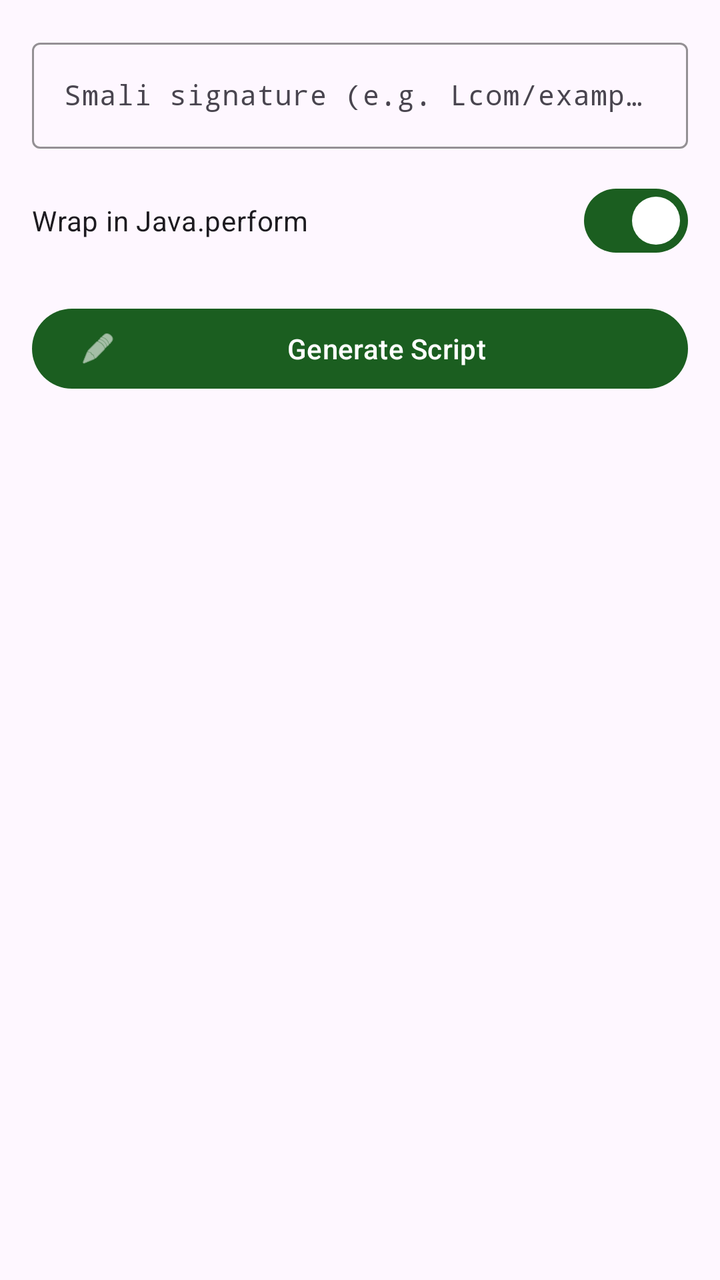
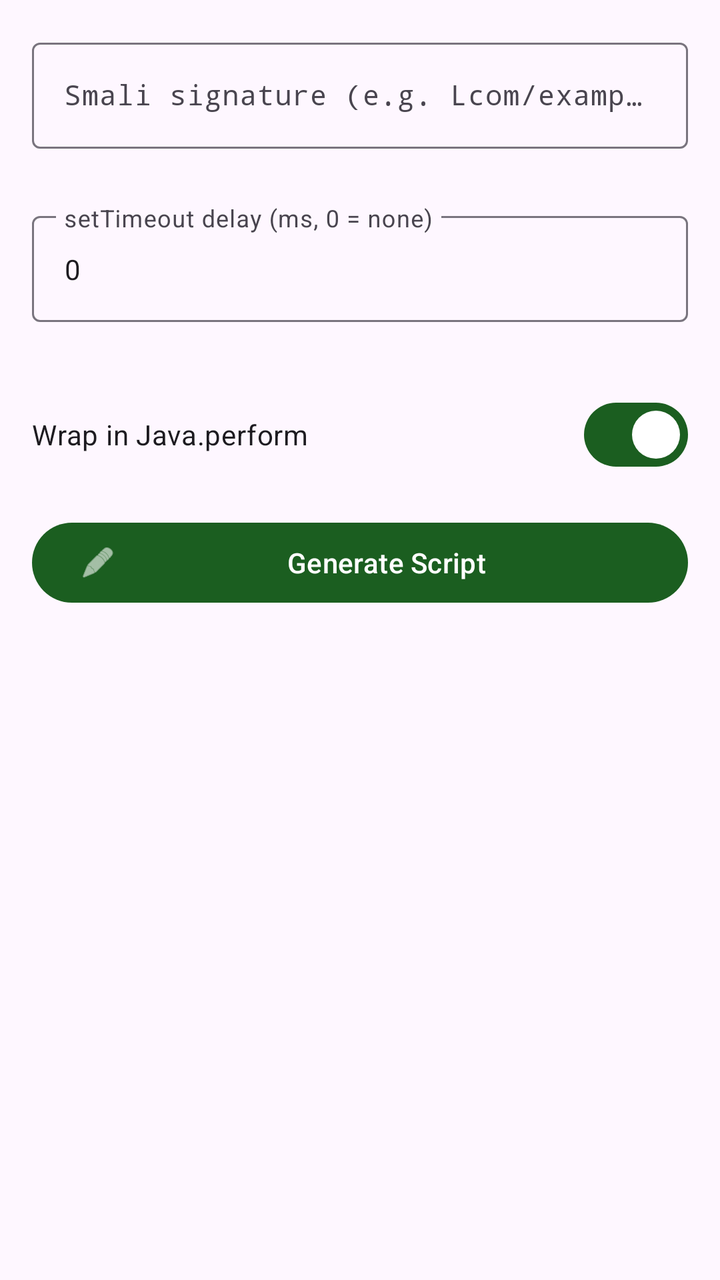

The first picture is an Android layout as it rendered before a commit; the second is the same layout after the commit. The layout source and the unified diff follow.
<!-- AndroidManifest.xml: application theme AppTheme -->
<!-- res/layout/fragment_java_hook.xml -->
<?xml version="1.0" encoding="utf-8"?>
<ScrollView xmlns:android="http://schemas.android.com/apk/res/android"
    xmlns:app="http://schemas.android.com/apk/res-auto"
    android:layout_width="match_parent"
    android:layout_height="match_parent"
    android:padding="16dp">

    <LinearLayout
        android:layout_width="match_parent"
        android:layout_height="wrap_content"
        android:orientation="vertical">

        <com.google.android.material.textfield.TextInputLayout
            android:layout_width="match_parent"
            android:layout_height="wrap_content"
            android:hint="@string/hint_smali_signature"
            app:boxStrokeColor="@color/primary"
            style="@style/Widget.Material3.TextInputLayout.OutlinedBox">

            <com.google.android.material.textfield.TextInputEditText
                android:id="@+id/edit_smali_signature"
                android:layout_width="match_parent"
                android:layout_height="wrap_content"
                android:inputType="text"
                android:fontFamily="monospace"
                android:textSize="14sp" />

        </com.google.android.material.textfield.TextInputLayout>

        <com.google.android.material.materialswitch.MaterialSwitch
            android:id="@+id/switch_full_script"
            android:layout_width="match_parent"
            android:layout_height="wrap_content"
            android:layout_marginTop="12dp"
            android:text="@string/switch_full_script"
            android:checked="true" />

        <com.google.android.material.button.MaterialButton
            android:id="@+id/btn_generate"
            android:layout_width="match_parent"
            android:layout_height="wrap_content"
            android:layout_marginTop="16dp"
            android:text="@string/btn_generate"
            app:icon="@android:drawable/ic_menu_edit" />

        <TextView
            android:id="@+id/label_output"
            android:layout_width="wrap_content"
            android:layout_height="wrap_content"
            android:layout_marginTop="20dp"
            android:text="@string/label_output"
            android:textStyle="bold"
            android:textSize="14sp"
            android:visibility="gone" />

        <HorizontalScrollView
            android:layout_width="match_parent"
            android:layout_height="wrap_content"
            android:layout_marginTop="8dp">

            <TextView
                android:id="@+id/text_output"
                android:layout_width="wrap_content"
                android:layout_height="wrap_content"
                android:padding="16dp"
                android:background="@color/code_bg"
                android:textColor="@color/code_text"
                android:fontFamily="monospace"
                android:textSize="12sp"
                android:textIsSelectable="true"
                android:visibility="gone" />

        </HorizontalScrollView>

        <com.google.android.material.button.MaterialButton
            android:id="@+id/btn_copy"
            android:layout_width="match_parent"
            android:layout_height="wrap_content"
            android:layout_marginTop="12dp"
            android:text="@string/btn_copy"
            android:visibility="gone"
            style="@style/Widget.Material3.Button.TonalButton" />

        <TextView
            android:id="@+id/text_error"
            android:layout_width="match_parent"
            android:layout_height="wrap_content"
            android:layout_marginTop="8dp"
            android:textColor="#D32F2F"
            android:textSize="13sp"
            android:visibility="gone" />

    </LinearLayout>
</ScrollView>
<!-- resources referenced by this layout -->
<resources>
  <color name="code_bg">#263238</color>
  <color name="code_text">#A5D6A7</color>
  <color name="primary">#1B5E20</color>
  <string name="btn_copy">Copy to Clipboard</string>
  <string name="btn_generate">Generate Script</string>
  <string name="hint_smali_signature">Smali signature (e.g. Lcom/example/Foo;-&gt;bar(I)V)</string>
  <string name="label_output">Generated Script</string>
  <string name="switch_full_script">Wrap in Java.perform</string>
  <style name="AppTheme" parent="Theme.Material3.Light.NoActionBar">
          <item name="colorPrimary">@color/primary</item>
          <item name="colorPrimaryVariant">@color/primary_dark</item>
          <item name="colorOnPrimary">@android:color/white</item>
          <item name="colorSecondary">@color/accent</item>
      </style>
  <color name="primary_dark">#003300</color>
  <color name="accent">#4CAF50</color>
</resources>

<!-- the commit's change to res/layout/fragment_java_hook.xml (unified diff, before → after) -->
@@ -11,10 +11,11 @@
         android:orientation="vertical">
 
         <com.google.android.material.textfield.TextInputLayout
+            android:id="@+id/layout_smali_signature"
             android:layout_width="match_parent"
             android:layout_height="wrap_content"
             android:hint="@string/hint_smali_signature"
-            app:boxStrokeColor="@color/primary"
+            app:errorEnabled="true"
             style="@style/Widget.Material3.TextInputLayout.OutlinedBox">
 
             <com.google.android.material.textfield.TextInputEditText
@@ -23,6 +24,26 @@
                 android:layout_height="wrap_content"
                 android:inputType="text"
                 android:fontFamily="monospace"
+                android:textSize="14sp" />
+
+        </com.google.android.material.textfield.TextInputLayout>
+
+        <com.google.android.material.textfield.TextInputLayout
+            android:id="@+id/layout_timeout"
+            android:layout_width="match_parent"
+            android:layout_height="wrap_content"
+            android:layout_marginTop="8dp"
+            android:hint="@string/hint_timeout_ms"
+            app:errorEnabled="true"
+            style="@style/Widget.Material3.TextInputLayout.OutlinedBox">
+
+            <com.google.android.material.textfield.TextInputEditText
+                android:id="@+id/edit_timeout"
+                android:layout_width="match_parent"
+                android:layout_height="wrap_content"
+                android:inputType="number"
+                android:maxLength="6"
+                android:text="0"
                 android:textSize="14sp" />
 
         </com.google.android.material.textfield.TextInputLayout>
@@ -81,14 +102,14 @@
             android:visibility="gone"
             style="@style/Widget.Material3.Button.TonalButton" />
 
-        <TextView
-            android:id="@+id/text_error"
+        <com.google.android.material.button.MaterialButton
+            android:id="@+id/btn_export"
             android:layout_width="match_parent"
             android:layout_height="wrap_content"
             android:layout_marginTop="8dp"
-            android:textColor="#D32F2F"
-            android:textSize="13sp"
-            android:visibility="gone" />
+            android:text="@string/btn_export"
+            android:visibility="gone"
+            style="@style/Widget.Material3.Button.OutlinedButton" />
 
     </LinearLayout>
 </ScrollView>
<!-- resource entries referenced after the edit -->
@@ -4,13 +4,15 @@
   <color name="code_text">#A5D6A7</color>
   <color name="primary">#1B5E20</color>
   <string name="btn_copy">Copy to Clipboard</string>
+  <string name="btn_export">Export to File</string>
   <string name="btn_generate">Generate Script</string>
   <string name="hint_smali_signature">Smali signature (e.g. Lcom/example/Foo;-&gt;bar(I)V)</string>
+  <string name="hint_timeout_ms">setTimeout delay (ms, 0 = none)</string>
   <string name="label_output">Generated Script</string>
   <string name="switch_full_script">Wrap in Java.perform</string>
   <style name="AppTheme" parent="Theme.Material3.Light.NoActionBar">
           <item name="colorPrimary">@color/primary</item>
-          <item name="colorPrimaryVariant">@color/primary_dark</item>
+          <item name="colorPrimaryContainer">@color/primary_dark</item>
           <item name="colorOnPrimary">@android:color/white</item>
           <item name="colorSecondary">@color/accent</item>
       </style>
